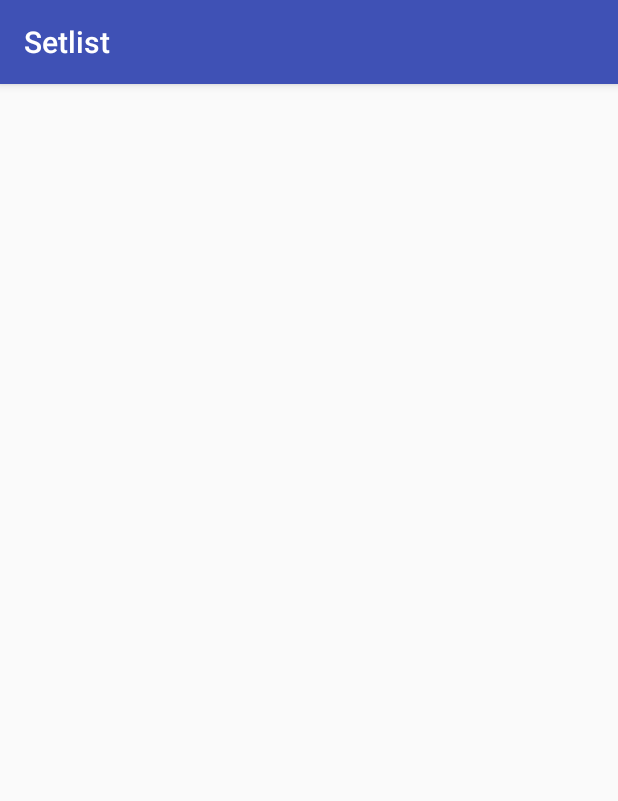
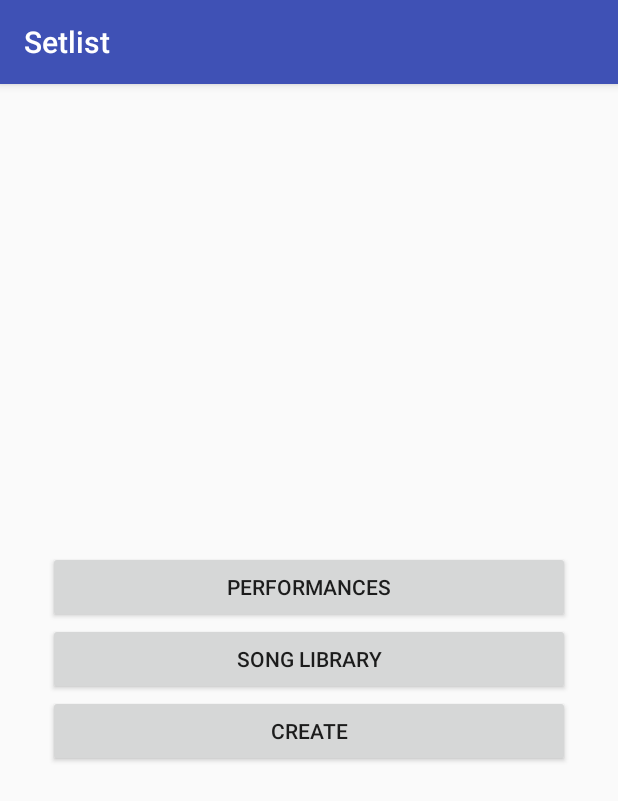
Before and after one commit to vgirkins/SetlistApp, an Android app: the screen it shows after launch (HomeActivity), on a phone screen of 412 x 824 dp. Shown: the top 801 px of the screen. Run offline under Robolectric (Android 15) with nearby library versions, the phone set to English and light mode, and no system bars.

Commit message:
Added basic activity and fragment files and started hooking them together. Also modified XML a little.

```diff
--- a/app/src/main/java/com/csci448/vgirkins/setlist/HomeActivity.java
+++ b/app/src/main/java/com/csci448/vgirkins/setlist/HomeActivity.java
@@ -1,13 +1,27 @@
 package com.csci448.vgirkins.setlist;
 
+
+import android.support.v4.app.Fragment;
+import android.support.v4.app.FragmentManager;
 import android.support.v7.app.AppCompatActivity;
 import android.os.Bundle;
 
 public class HomeActivity extends AppCompatActivity {
 
+    protected HomeFragment createFragment() { return new HomeFragment(); }
+
     @Override
     protected void onCreate(Bundle savedInstanceState) {
         super.onCreate(savedInstanceState);
         setContentView(R.layout.activity_home);
+        FragmentManager fm = getSupportFragmentManager();
+        Fragment fragment = fm.findFragmentById(R.id.fragment_container_home);
+
+        if (fragment == null) {
+            fragment = createFragment();
+            fm.beginTransaction()
+                    .add(R.id.fragment_container_home, fragment)
+                    .commit();
+        }
     }
 }
--- /dev/null
+++ b/app/src/main/java/com/csci448/vgirkins/setlist/HomeFragment.java
@@ -0,0 +1,67 @@
+package com.csci448.vgirkins.setlist;
+
+import android.os.Bundle;
+import android.support.v4.app.Fragment;
+import android.view.LayoutInflater;
+import android.view.View;
+import android.view.ViewGroup;
+import android.widget.Button;
+
+
+/**
+ * Created by Tori on 3/14/2018.
+ */
+
+public class HomeFragment extends Fragment {
+
+    private static final String EXTRA_CREATE_CODE = "com.csci448.vgirkins.setlist.create_code"; // This extra tells the activity which "create" fragment to host
+    // Could add to these if we end up giving the user the option to create other things. The extra "create code" is compared to these to see what the user launched.
+    private static final int SONG_CODE = 0;
+    private static final int PERFORMANCE_CODE = 1;
+
+    private Button mPerformancesButton;
+    private Button mSongLibraryButton;
+    private Button mCreateButton;
+
+    @Override
+    public void onCreate(Bundle savedInstanceState) {
+        super.onCreate(savedInstanceState);
+    }
+
+    @Override
+    public View onCreateView(LayoutInflater inflater, ViewGroup container, Bundle savedInstanceState) {
+        super.onCreate(savedInstanceState); // TODO do we need this?
+
+        View view = inflater.inflate(R.layout.fragment_home, container, false);
+
+        mPerformancesButton = view.findViewById(R.id.hPerformButton);
+        mPerformancesButton.setOnClickListener(new View.OnClickListener() {
+            @Override
+            public void onClick(View view) {
+                // Intent intent = new intent stuff
+                // startActivityForResult
+            }
+        });
+
+        mSongLibraryButton = view.findViewById(R.id.hSongsButton);
+        mSongLibraryButton.setOnClickListener(new View.OnClickListener() {
+            @Override
+            public void onClick(View view) {
+                // Intent intent = new intent stuff
+                // startActivityForResult
+            }
+        });
+
+        mCreateButton = view.findViewById(R.id.hCreateButton);
+        mCreateButton.setOnClickListener(new View.OnClickListener() {
+            @Override
+            public void onClick(View view) {
+                // Intent intent = new intent stuff
+                // startActivityForResult
+            }
+        });
+
+        return view;
+    }
+
+}
--- a/app/src/main/res/layout/activity_home.xml
+++ b/app/src/main/res/layout/activity_home.xml
@@ -1,9 +1,11 @@
 <?xml version="1.0" encoding="utf-8"?>
-<android.support.constraint.ConstraintLayout xmlns:android="http://schemas.android.com/apk/res/android"
+<FrameLayout
+    xmlns:android="http://schemas.android.com/apk/res/android"
     xmlns:app="http://schemas.android.com/apk/res-auto"
     xmlns:tools="http://schemas.android.com/tools"
+    android:id="@+id/fragment_container_home"
     android:layout_width="match_parent"
     android:layout_height="match_parent"
     tools:context="com.csci448.vgirkins.setlist.HomeActivity">
 
-</android.support.constraint.ConstraintLayout>
+</FrameLayout>
--- a/app/src/main/res/layout/fragment_cperf.xml
+++ b/app/src/main/res/layout/fragment_cperf.xml
@@ -1,5 +1,5 @@
 <?xml version="1.0" encoding="utf-8"?>
-<android.support.constraint.ConstraintLayout
+<LinearLayout
     xmlns:android="http://schemas.android.com/apk/res/android"
     xmlns:tools="http://schemas.android.com/tools"
     android:layout_width="match_parent"
@@ -113,4 +113,4 @@
 
     </LinearLayout>
 
-</android.support.constraint.ConstraintLayout>
+</LinearLayout>
--- a/app/src/main/res/layout/fragment_csong.xml
+++ b/app/src/main/res/layout/fragment_csong.xml
@@ -1,5 +1,5 @@
 <?xml version="1.0" encoding="utf-8"?>
-<android.support.constraint.ConstraintLayout
+<LinearLayout
     xmlns:android="http://schemas.android.com/apk/res/android"
     xmlns:tools="http://schemas.android.com/tools"
     android:layout_width="match_parent"
@@ -100,4 +100,4 @@
                 android:text="@string/csCancelButton" />
         </LinearLayout>
     </LinearLayout>
-</android.support.constraint.ConstraintLayout>
+</LinearLayout>
--- a/app/src/main/res/layout/fragment_home.xml
+++ b/app/src/main/res/layout/fragment_home.xml
@@ -1,9 +1,11 @@
 <?xml version="1.0" encoding="utf-8"?>
-<android.support.constraint.ConstraintLayout
+<LinearLayout
     xmlns:android="http://schemas.android.com/apk/res/android"
     xmlns:tools="http://schemas.android.com/tools"
     android:layout_width="match_parent"
-    android:layout_height="match_parent">
+    android:layout_height="match_parent"
+    android:orientation="vertical"
+    android:gravity="center">
 
     <LinearLayout
         android:layout_width="368dp"
@@ -32,4 +34,4 @@
             android:layout_height="wrap_content"
             android:text="@string/hCreateButton" />
     </LinearLayout>
-</android.support.constraint.ConstraintLayout>
+</LinearLayout>
```
Also changed, not shown: app/src/main/java/com/csci448/vgirkins/setlist/CreateActivity.java (added, +38 -0 lines), app/src/main/java/com/csci448/vgirkins/setlist/CreatePerformanceFragment.java (added, +22 -0 lines), app/src/main/java/com/csci448/vgirkins/setlist/CreateSongFragment.java (added, +24 -0 lines), 2 other files.
